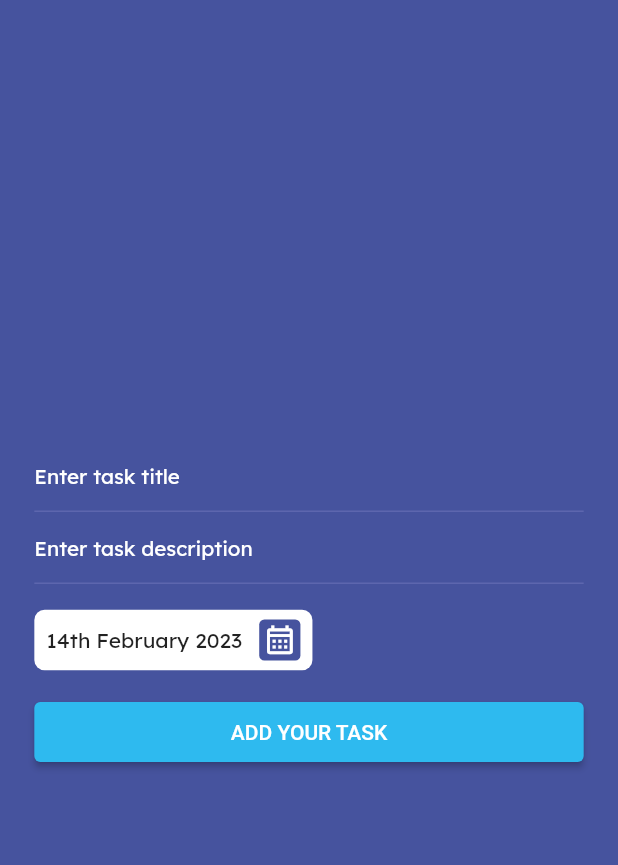
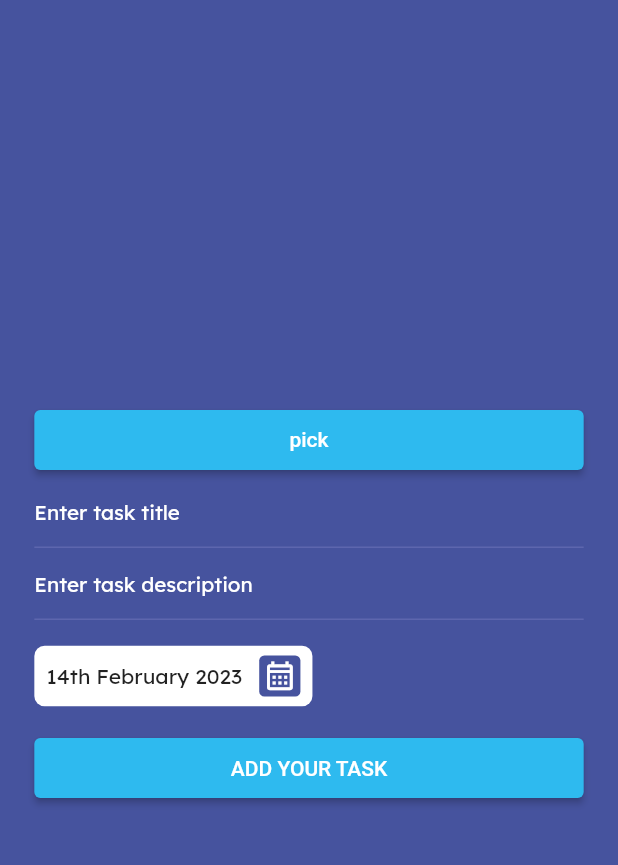
Before and after one commit to ashunasar/Todo-App, a Flutter app: the AddTaskView screen opened directly, on a phone screen of 412 x 824 dp, the part 56-921 px from its top. Run offline on Flutter 3.47's test engine with Material 2 defaults, Android fonts, the phone set to English and light mode, and no system bars; our stand-ins replace date_format, flutter_screenutil, flutter_svg; missing offline and left inert: animated_emoji.

```diff
--- a/lib/core/theme/light_theme.dart
+++ b/lib/core/theme/light_theme.dart
@@ -1,19 +1,21 @@
 import 'package:flutter/material.dart';
 import 'package:flutter_screenutil/flutter_screenutil.dart';
+import 'package:todoapp/shared/colors/app_colors.dart';
 import '../../gen/fonts.gen.dart';
 
 class AppTheme {
   static ThemeData lightTheme = ThemeData(
-      scaffoldBackgroundColor: const Color(0xff46539E),
-      colorScheme: const ColorScheme.light(
-        secondary: Color(0xff2EBAEF),
+      scaffoldBackgroundColor: AppColors.darkBlue,
+      colorScheme: ColorScheme.light(
+        secondary: AppColors.lightBlue,
       ),
-      appBarTheme: const AppBarTheme(
+      appBarTheme: AppBarTheme(
           centerTitle: true,
-          iconTheme: IconThemeData(color: Color(0xFF5398D7)),
-          backgroundColor: Color(0xff46539E),
+          iconTheme: IconThemeData(color: AppColors.blue),
+          backgroundColor: AppColors.darkBlue,
           elevation: 0,
-          titleTextStyle: TextStyle(fontFamily: FontFamily.lexendRegular)),
+          titleTextStyle:
+              const TextStyle(fontFamily: FontFamily.lexendRegular)),
       textTheme: const TextTheme(
           displaySmall: TextStyle(
               color: Colors.white,
@@ -22,11 +24,11 @@ class AppTheme {
               color: Colors.white, fontFamily: FontFamily.lexendRegular),
           bodyMedium: TextStyle(fontFamily: FontFamily.lexendRegular),
           titleMedium: TextStyle(color: Colors.black)),
-      listTileTheme: const ListTileThemeData(
+      listTileTheme: ListTileThemeData(
           iconColor: Colors.black,
           contentPadding: EdgeInsets.zero,
-          textColor: Color(0xFFC5C5C5),
-          shape: Border(bottom: BorderSide(color: Color(0xffC5C5C5))),
+          textColor: AppColors.grey,
+          shape: Border(bottom: BorderSide(color: AppColors.grey)),
           minVerticalPadding: 15),
       textSelectionTheme:
           const TextSelectionThemeData(cursorColor: Colors.white),
@@ -45,7 +47,7 @@ class AppTheme {
       elevatedButtonTheme: ElevatedButtonThemeData(
           style: ButtonStyle(
         minimumSize: MaterialStateProperty.all(const Size(double.infinity, 40)),
-        backgroundColor: MaterialStateProperty.all(const Color(0xff2EBAEF)),
+        backgroundColor: MaterialStateProperty.all(AppColors.lightBlue),
       )),
       floatingActionButtonTheme:
           const FloatingActionButtonThemeData(foregroundColor: Colors.white));
--- /dev/null
+++ b/lib/shared/colors/app_colors.dart
@@ -0,0 +1,9 @@
+import 'package:flutter/material.dart';
+
+class AppColors {
+  static Color lightBlue = const Color(0xff2EBAEF);
+  static Color grey = const Color(0xffC5C5C5);
+  static Color lightGrey = const Color(0xFFD9D9D9);
+  static Color darkBlue = const Color(0xff46539E);
+  static Color blue = const Color(0xFF5398D7);
+}
```
Also changed, not shown: lib/modules/home/view/home.view.dart (+4 -3 lines), lib/modules/task/provider/task.provider.dart (+16 -0 lines), lib/modules/task/view/add_task.view.dart (+50 -0 lines).
